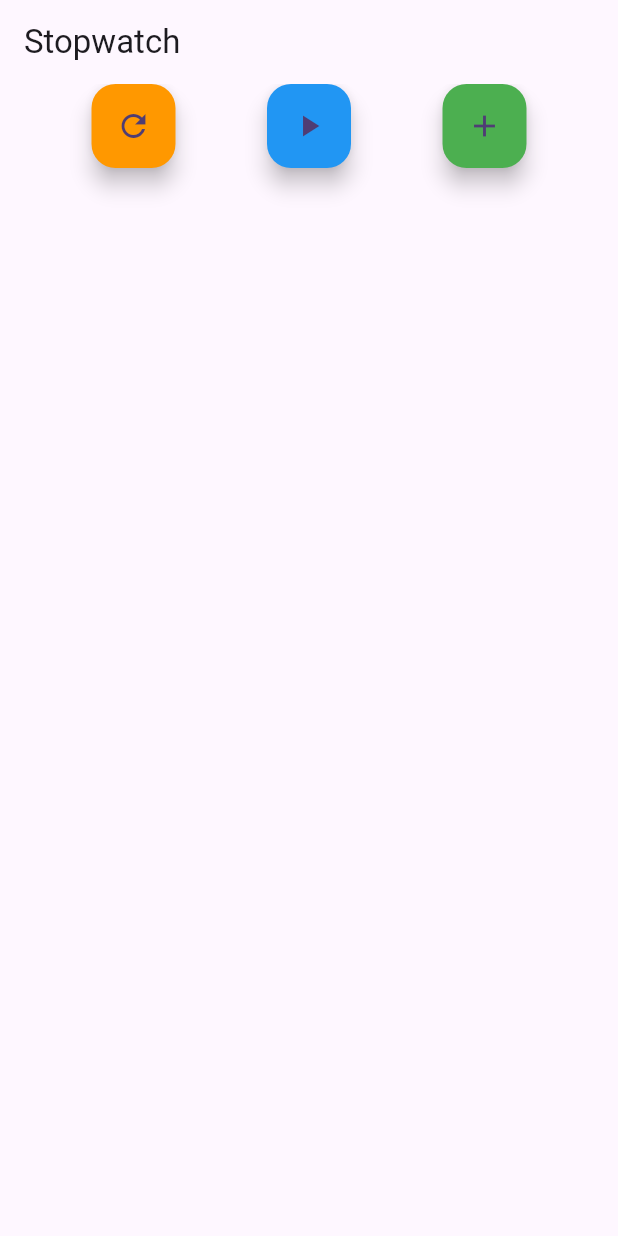
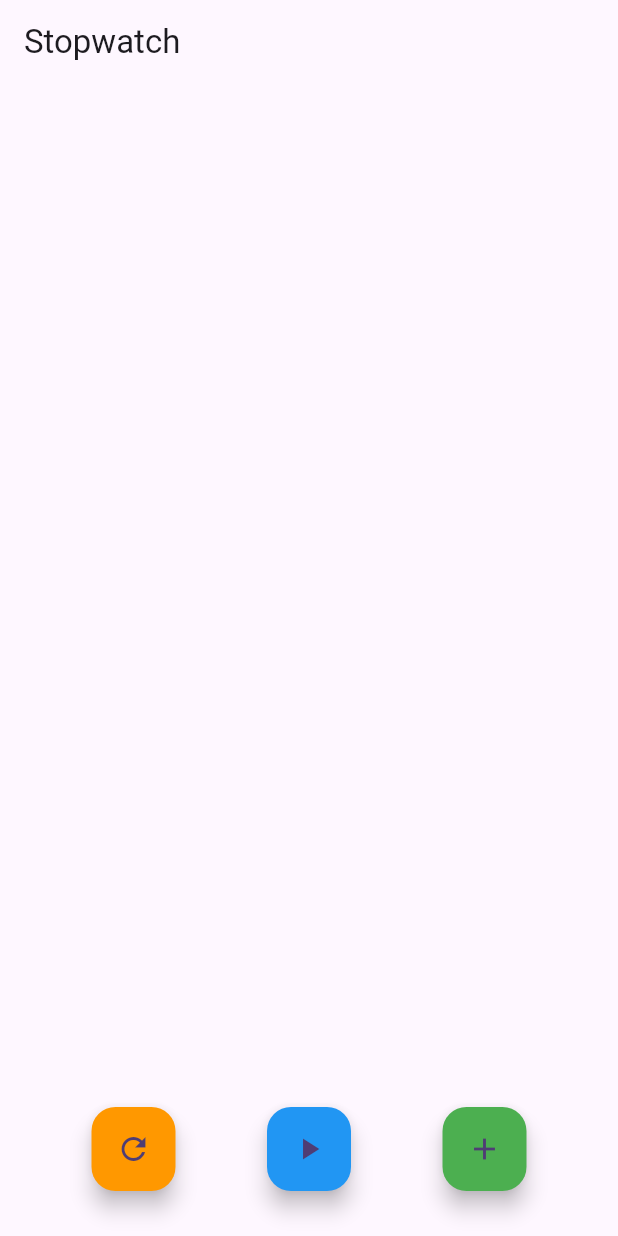
Before and after one commit to mybuenoday/stopwatch_flutter, a Flutter app: the screen it shows after launch, on a phone screen of 412 x 824 dp. Run offline on Flutter 3.47's test engine with Material 3 defaults, Android fonts, the phone set to English and light mode, and no system bars.

Commit message:
Spacer, SizedBox

```diff
--- a/lib/stopwatch_screen.dart
+++ b/lib/stopwatch_screen.dart
@@ -14,8 +14,8 @@ class _StopWatchScreenState extends State<StopWatchScreen> {
       appBar: AppBar(
         title: const Text('Stopwatch'),
       ),
-      body: Column(
-        children: [
+      body: Column(children: [
+        const Spacer(),
         Row(
           mainAxisAlignment: MainAxisAlignment.spaceEvenly,
           children: [
@@ -36,8 +36,8 @@ class _StopWatchScreenState extends State<StopWatchScreen> {
             ),
           ],
         ),
-      ]
-      ),
+        const SizedBox(height: 30),
+      ]),
     );
   }
 }
```
